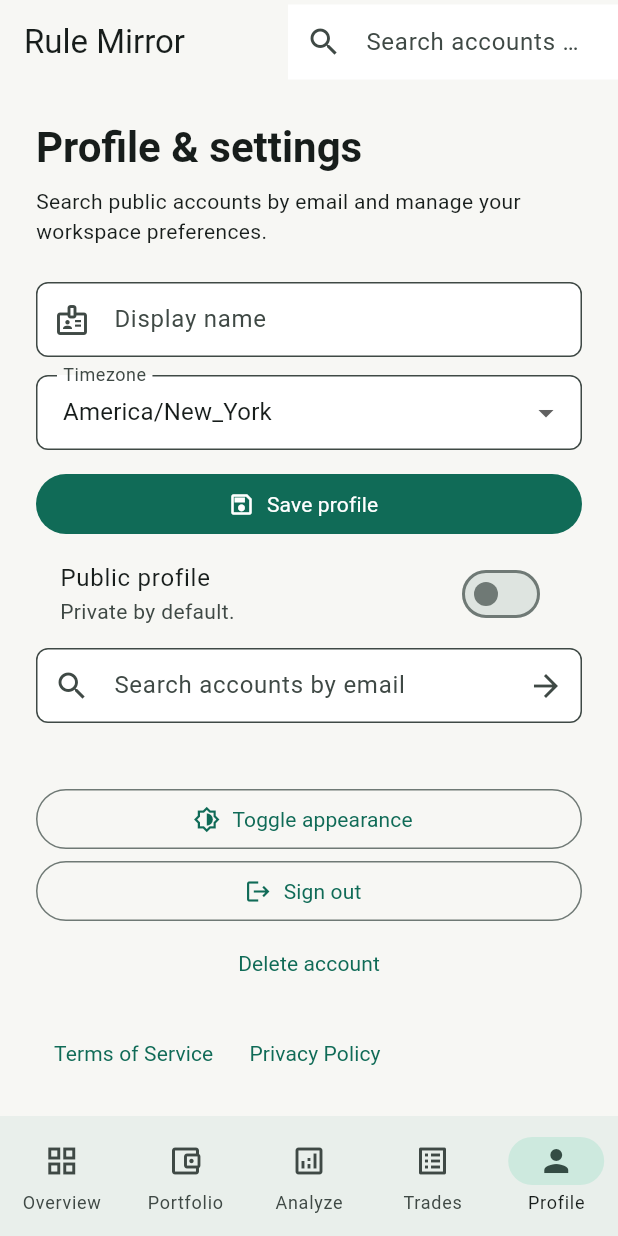
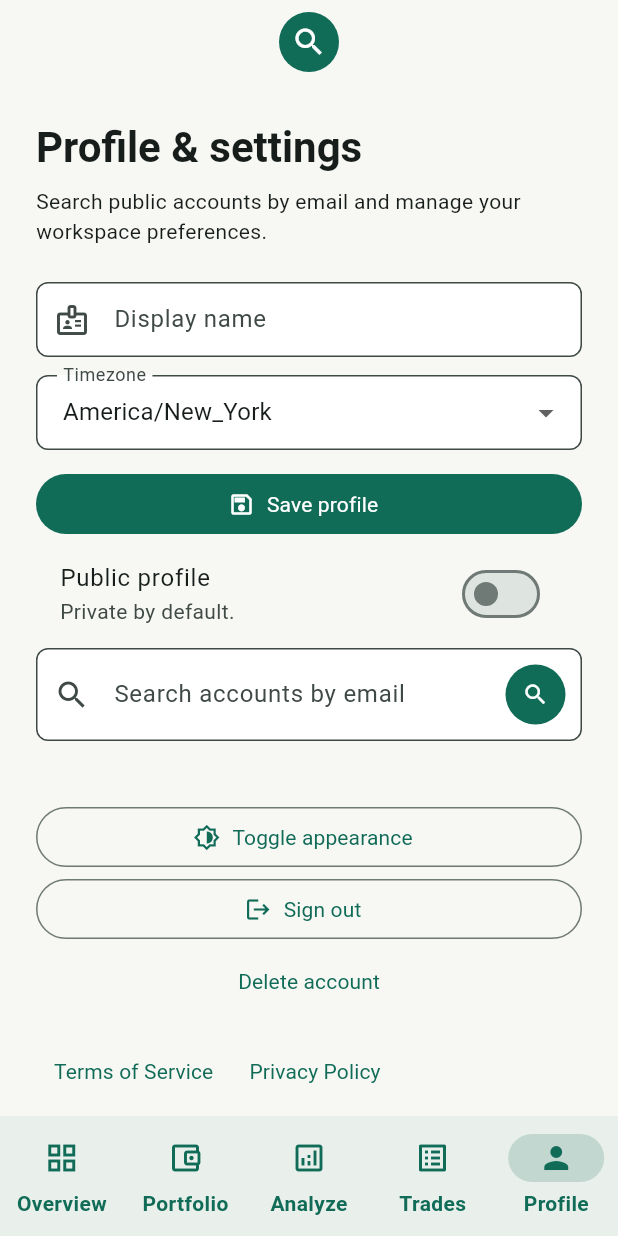
Before and after one commit to silasproff-eng/Rule-Mirror, a Flutter app: the screen it shows after launch, swiped to page 5, on a phone screen of 412 x 824 dp. Run offline on Flutter 3.47's test engine with Material 3 defaults, Android fonts, the phone set to English and light mode, and no system bars; our stand-ins replace file_picker.

Commit message:
Polish green search and portfolio empty state

```diff
--- a/clients/ios_flutter/lib/app.dart
+++ b/clients/ios_flutter/lib/app.dart
@@ -59,6 +59,12 @@ class _StrategyAuditAppState extends State<StrategyAuditApp> {
           border: OutlineInputBorder(borderRadius: BorderRadius.circular(8)),
           contentPadding:
               const EdgeInsets.symmetric(horizontal: 14, vertical: 13)),
+      navigationBarTheme: NavigationBarThemeData(
+          indicatorColor: colors.primary.withValues(alpha: 0.18),
+          labelTextStyle: WidgetStatePropertyAll(
+              TextStyle(color: colors.primary, fontWeight: FontWeight.w600)),
+          iconTheme:
+              WidgetStatePropertyAll(IconThemeData(color: colors.primary))),
     );
   }
 }
@@ -135,18 +141,17 @@ class _LaunchShellState extends State<_LaunchShell>
       return const _SplashScreen();
     }
     return Scaffold(
-      appBar: AppBar(title: const Text('Rule Mirror'), actions: [
-        SizedBox(
-            width: 220,
-            child: TextField(
-                controller: topSearch,
-                textInputAction: TextInputAction.search,
-                onSubmitted: (value) => _showSearchResults(value.trim()),
-                decoration: const InputDecoration(
-                    hintText: 'Search accounts by email',
-                    prefixIcon: Icon(Icons.search),
-                    border: InputBorder.none)))
-      ]),
+      appBar: AppBar(
+          centerTitle: true,
+          title: IconButton(
+              onPressed: () => showSearch<String>(
+                  context: context,
+                  delegate: _AccountSearchDelegate(
+                      gateway: gateway, signedIn: signedIn)),
+              style: IconButton.styleFrom(
+                  backgroundColor: Theme.of(context).colorScheme.primary,
+                  foregroundColor: Theme.of(context).colorScheme.onPrimary),
+              icon: const Icon(Icons.search))),
       body: FadeTransition(
           opacity: CurvedAnimation(parent: animation, curve: Curves.easeOut),
           child: PageView(
@@ -237,6 +242,51 @@ class _SplashScreen extends StatelessWidget {
               child: CircularProgressIndicator(strokeWidth: 2, color: moss))
         ])));
   }
+}
+
+class _AccountSearchDelegate extends SearchDelegate<String> {
+  _AccountSearchDelegate({required this.gateway, required this.signedIn});
+  final HttpAnalysisGateway gateway;
+  final bool signedIn;
+
+  @override
+  List<Widget>? buildActions(BuildContext context) => [
+        if (query.isNotEmpty)
+          IconButton(onPressed: () => query = '', icon: const Icon(Icons.clear))
+      ];
+
+  @override
+  Widget? buildLeading(BuildContext context) => IconButton(
+      onPressed: () => close(context, ''), icon: const Icon(Icons.arrow_back));
+
+  @override
+  Widget buildResults(BuildContext context) {
+    if (!signedIn || query.trim().length < 2) {
+      return const Center(
+          child: Text('Enter at least two characters after signing in.'));
+    }
+    return FutureBuilder<List<AccountProfile>>(
+        future: gateway.searchAccounts(query.trim()),
+        builder: (context, snapshot) {
+          if (snapshot.connectionState != ConnectionState.done) {
+            return const Center(child: CircularProgressIndicator());
+          }
+          if (snapshot.hasError || snapshot.data!.isEmpty) {
+            return const Center(child: Text('No public accounts found.'));
+          }
+          return ListView(
+              children: snapshot.data!
+                  .map((account) => ListTile(
+                      title: Text(account.displayName ?? account.username),
+                      subtitle: Text(account.username),
+                      trailing:
+                          Text(account.publicProfile ? 'Public' : 'Private')))
+                  .toList());
+        });
+  }
+
+  @override
+  Widget buildSuggestions(BuildContext context) => buildResults(context);
 }
 
 class _HomeTab extends StatelessWidget {
@@ -379,10 +429,18 @@ class _SearchTabState extends State<_SearchTab> {
           decoration: InputDecoration(
               labelText: 'Search accounts by email',
               prefixIcon: const Icon(Icons.search),
-              suffixIcon: IconButton(
-                  onPressed: () => setState(() => results =
-                      widget.gateway.searchAccounts(query.text.trim())),
-                  icon: const Icon(Icons.arrow_forward)))),
+              suffixIcon: Padding(
+                  padding: const EdgeInsets.all(7),
+                  child: IconButton(
+                      style: IconButton.styleFrom(
+                          backgroundColor:
+                              Theme.of(context).colorScheme.primary,
+                          foregroundColor:
+                              Theme.of(context).colorScheme.onPrimary,
+                          shape: const CircleBorder()),
+                      onPressed: () => setState(() => results =
+                          widget.gateway.searchAccounts(query.text.trim())),
+                      icon: const Icon(Icons.search, size: 18))))),
       const SizedBox(height: 16),
       if (results != null)
         FutureBuilder<List<AccountProfile>>(
@@ -460,7 +518,7 @@ class _SearchTabState extends State<_SearchTab> {
                       'Public profiles share summary metrics only.',
                       'Contact silas@rulemirror.com.'
                     ]))),
-            child: const Text('Privacy Policy'))
+            child: const Text('Privacy Policy')),
       ]),
     ]));
   }
@@ -518,6 +576,12 @@ class _DataTabState extends State<_DataTab> {
                           .headlineMedium
                           ?.copyWith(fontWeight: FontWeight.w700)),
                   const SizedBox(height: 16),
+                  if (value.holdings.isEmpty)
+                    const Card(
+                        child: Padding(
+                            padding: EdgeInsets.all(24),
+                            child: Text(
+                                'No holdings yet. Import a portfolio CSV from the Rule Mirror website to sync this account.'))),
                   ...value.holdings.map((holding) => Card(
                       child: ListTile(
                           title: Text(holding.symbol),
```
